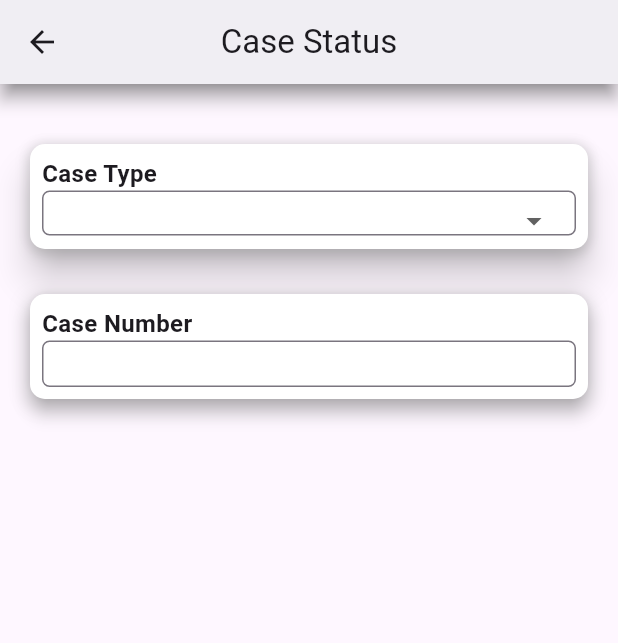
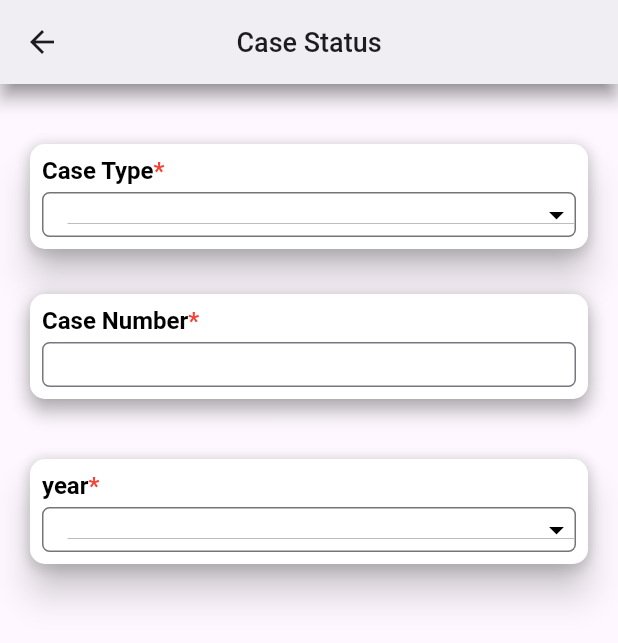
Before and after one commit to AVtheking/Justice_link, a Flutter app: the CaseStatus screen opened directly, on a phone screen of 412 x 824 dp. Shown: the top 643 px of the screen. Run offline on Flutter 3.47's test engine with Material 3 defaults, Android fonts, the phone set to English and light mode, and no system bars.

Commit message:
case status screen complete

```diff
--- a/lib/screens/case_status.dart
+++ b/lib/screens/case_status.dart
@@ -1,5 +1,6 @@
 import 'package:flutter/material.dart';
 import 'package:flutter/services.dart';
+import 'package:justice_link/widgets/rich_text.dart';
 
 class CaseStatus extends StatefulWidget {
   const CaseStatus({Key? key}) : super(key: key);
@@ -9,29 +10,28 @@ class CaseStatus extends StatefulWidget {
 }
 
 class _CaseStatusState extends State<CaseStatus> {
-  var _currencies = [
+  final _currencies = [
     "Food",
     "Transport",
     "Personal",
-    "Shopping",
-    "Medical",
-    "Rent",
-    "Movie",
-    "Salary"
   ];
   String? _currentSelectedValue;
+  String? _currentSelectedYear;
 
   @override
   Widget build(BuildContext context) {
     return Scaffold(
       appBar: AppBar(
-        title: const Text("Case Status"),
+        title: const Text(
+          "Case Status",
+          style: TextStyle(fontSize: 18, fontWeight: FontWeight.w500),
+        ),
         centerTitle: true,
         elevation: 5,
         backgroundColor: Colors.white,
-        shadowColor: Color.fromARGB(255, 72, 73, 72),
+        shadowColor: const Color.fromARGB(255, 72, 73, 72),
         systemOverlayStyle:
-            SystemUiOverlayStyle(statusBarColor: Color(0xFF046200)),
+            const SystemUiOverlayStyle(statusBarColor: Color(0xFF046200)),
       ),
       body: Column(
         children: [
@@ -58,46 +58,41 @@ class _CaseStatusState extends State<CaseStatus> {
                 child: Column(
                   crossAxisAlignment: CrossAxisAlignment.start,
                   children: [
-                    const Text(
-                      "Case Type",
-                      style:
-                          TextStyle(fontSize: 16, fontWeight: FontWeight.w600),
+                    // const Text(
+                    //   "Case Type",
+                    //   style:
+                    //       TextStyle(fontSize: 16, fontWeight: FontWeight.w600),
+                    // ),
+                    Case_status(text: "Case Type"),
+                    const SizedBox(
+                      height: 5,
                     ),
-                    SizedBox(
+                    Container(
                       height: 30,
-                      child: InputDecorator(
-                        decoration: InputDecoration(
-                          errorStyle: const TextStyle(
-                            color: Colors.redAccent,
-                            fontSize: 13.0,
-                          ),
-                          // hintText: 'Please select expense',
-                          border: OutlineInputBorder(
-                            borderRadius: BorderRadius.circular(5.0),
-                          ),
-                        ),
-                        // isEmpty: _currentSelectedValue == null,
-                        child: DropdownButtonHideUnderline(
+                      decoration: BoxDecoration(
+                        border: Border.all(color: Colors.black54),
+                        borderRadius: BorderRadius.circular(5),
+                      ),
+                      child: Align(
+                        alignment: Alignment.centerLeft,
+                        child: Padding(
+                          padding: const EdgeInsets.only(left: 16),
                           child: DropdownButton<String>(
+                            isExpanded: true,
+                            iconEnabledColor: Colors.black,
                             value: _currentSelectedValue,
-                            isDense: true,
-                            isExpanded: true,
                             onChanged: (String? newValue) {
                               setState(() {
                                 _currentSelectedValue = newValue;
                               });
                             },
                             items: [
-                              // const DropdownMenuItem<String>(
-                              //   // value: null,
-                              //   child: Text(''), // Empty item
-                              // ),
                               ..._currencies.map((String value) {
                                 return DropdownMenuItem<String>(
                                   value: value,
                                   child: Text(value),
                                 );
-                              }),
+                              }).toList(),
                             ],
                           ),
                         ),
@@ -131,20 +126,84 @@ class _CaseStatusState extends State<CaseStatus> {
                 child: Column(
                   crossAxisAlignment: CrossAxisAlignment.start,
                   children: [
-                    const Text(
-                      "Case Number",
-                      style:
-                          TextStyle(fontSize: 16, fontWeight: FontWeight.w600),
+                    Case_status(text: "Case Number"),
+                    const SizedBox(
+                      height: 5,
                     ),
                     Expanded(
                       child: TextField(
+                        cursorHeight: 20,
                         decoration: InputDecoration(
                           // hintText: "Enter Case Number",
                           border: OutlineInputBorder(
-                              borderRadius: BorderRadius.circular(5)),
+                            borderRadius: BorderRadius.circular(5),
+                          ),
                         ),
                       ),
-                    )
+                    ),
+                  ],
+                ),
+              ),
+            ),
+          ),
+          Card(
+            elevation: 10,
+            margin: const EdgeInsets.only(left: 20, right: 20, top: 40),
+            child: Container(
+              height: 70,
+              width: double.infinity,
+              decoration: BoxDecoration(
+                boxShadow: [
+                  BoxShadow(
+                    color: Colors.grey.withOpacity(0.5),
+                    spreadRadius: 0.5,
+                    blurRadius: 7,
+                    offset: const Offset(0, 3),
+                  ),
+                ],
+                borderRadius: BorderRadius.circular(10),
+                color: Colors.white,
+              ),
+              child: Padding(
+                padding: const EdgeInsets.all(8.0),
+                child: Column(
+                  crossAxisAlignment: CrossAxisAlignment.start,
+                  children: [
+                    Case_status(text: "year"),
+                    const SizedBox(
+                      height: 5,
+                    ),
+                    Container(
+                      height: 30,
+                      decoration: BoxDecoration(
+                        border: Border.all(color: Colors.black54),
+                        borderRadius: BorderRadius.circular(5),
+                      ),
+                      child: Align(
+                        alignment: Alignment.centerLeft,
+                        child: Padding(
+                          padding: const EdgeInsets.only(left: 16),
+                          child: DropdownButton<String>(
+                            isExpanded: true,
+                            iconEnabledColor: Colors.black,
+                            value: _currentSelectedYear,
+                            onChanged: (String? newValue) {
+                              setState(() {
+                                _currentSelectedYear = newValue;
+                              });
+                            },
+                            items: [
+                              ..._currencies.map((String value) {
+                                return DropdownMenuItem<String>(
+                                  value: value,
+                                  child: Text(value),
+                                );
+                              }).toList(),
+                            ],
+                          ),
+                        ),
+                      ),
+                    ),
                   ],
                 ),
               ),
--- /dev/null
+++ b/lib/widgets/rich_text.dart
@@ -0,0 +1,32 @@
+import 'package:flutter/material.dart';
+
+class Case_status extends StatelessWidget {
+  const Case_status({super.key, required this.text});
+  final String text;
+
+  @override
+  Widget build(BuildContext context) {
+    return RichText(
+      text: TextSpan(
+        children: [
+          TextSpan(
+            text: text,
+            style: TextStyle(
+              fontSize: 16,
+              fontWeight: FontWeight.w600,
+              color: Colors.black,
+            ),
+          ),
+          const TextSpan(
+            text: "*",
+            style: TextStyle(
+              fontSize: 16,
+              fontWeight: FontWeight.w600,
+              color: Colors.red,
+            ),
+          ),
+        ],
+      ),
+    );
+  }
+}
```
